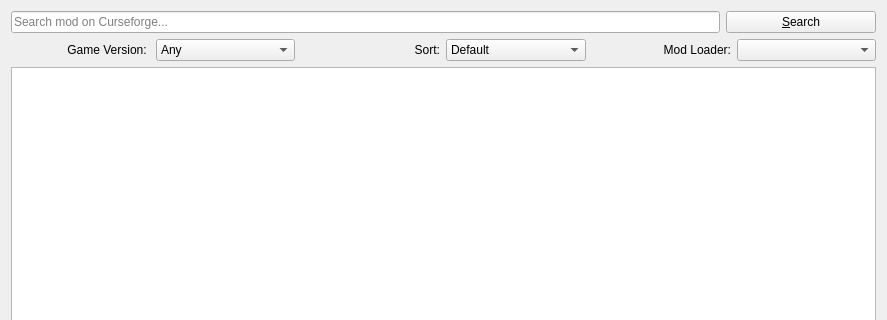
The window that src/ui/curseforgemodbrowser.ui (kaniol-lck/modmanager) describes before a commit, drawn with Qt 5; both pictures show x 0 to 887 and y 0 to 320 of the 887 by 554 pixel window.
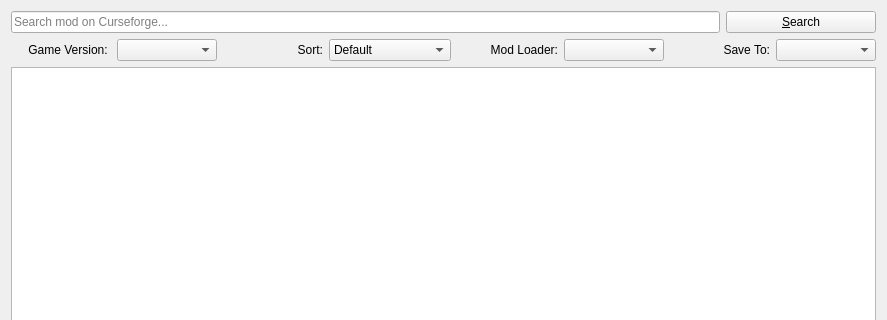
The same window after the commit.

What changed in the file:
```diff
--- a/src/ui/curseforgemodbrowser.ui
+++ b/src/ui/curseforgemodbrowser.ui
@@ -66,13 +66,7 @@
       </widget>
      </item>
      <item>
-      <widget class="QComboBox" name="versionSelect">
-       <item>
-        <property name="text">
-         <string>Any</string>
-        </property>
-       </item>
-      </widget>
+      <widget class="QComboBox" name="versionSelect"/>
      </item>
      <item>
       <widget class="QLabel" name="label_2">
@@ -134,6 +128,19 @@
      <item>
       <widget class="QComboBox" name="loaderSelect"/>
      </item>
+     <item>
+      <widget class="QLabel" name="label_4">
+       <property name="text">
+        <string>Save To:</string>
+       </property>
+       <property name="alignment">
+        <set>Qt::AlignRight|Qt::AlignTrailing|Qt::AlignVCenter</set>
+       </property>
+      </widget>
+     </item>
+     <item>
+      <widget class="QComboBox" name="downloadPathSelect"/>
+     </item>
     </layout>
    </item>
    <item row="2" column="0">
```
Left out of the diff: 4 changed lines with no effect on the pictures.
